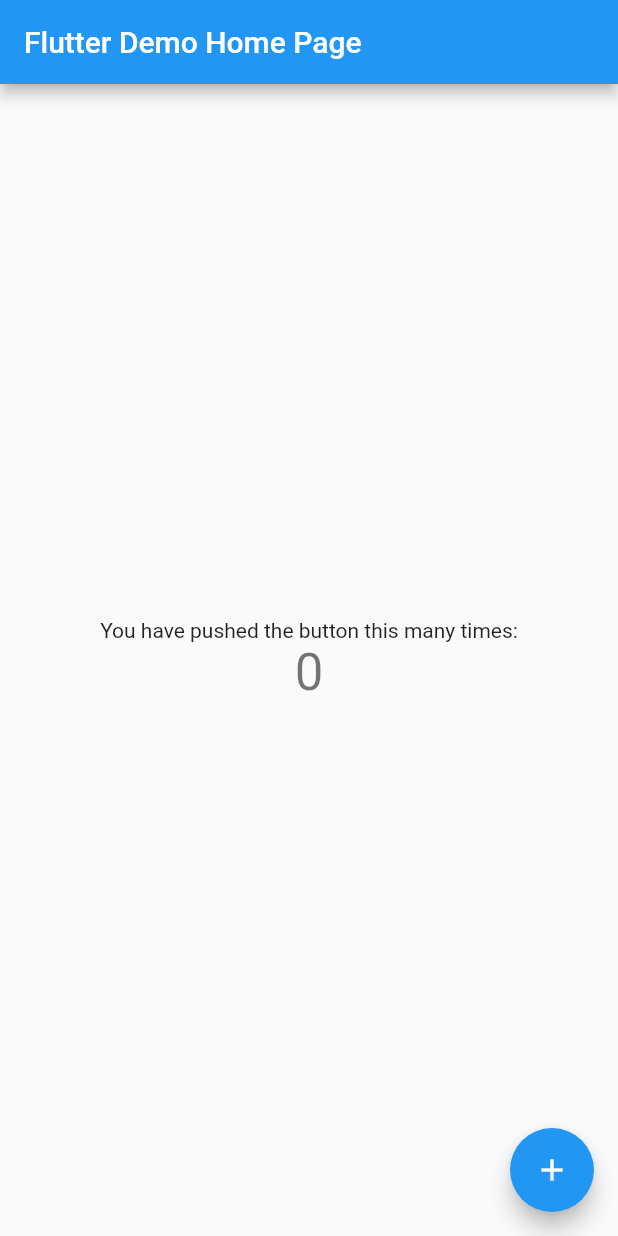
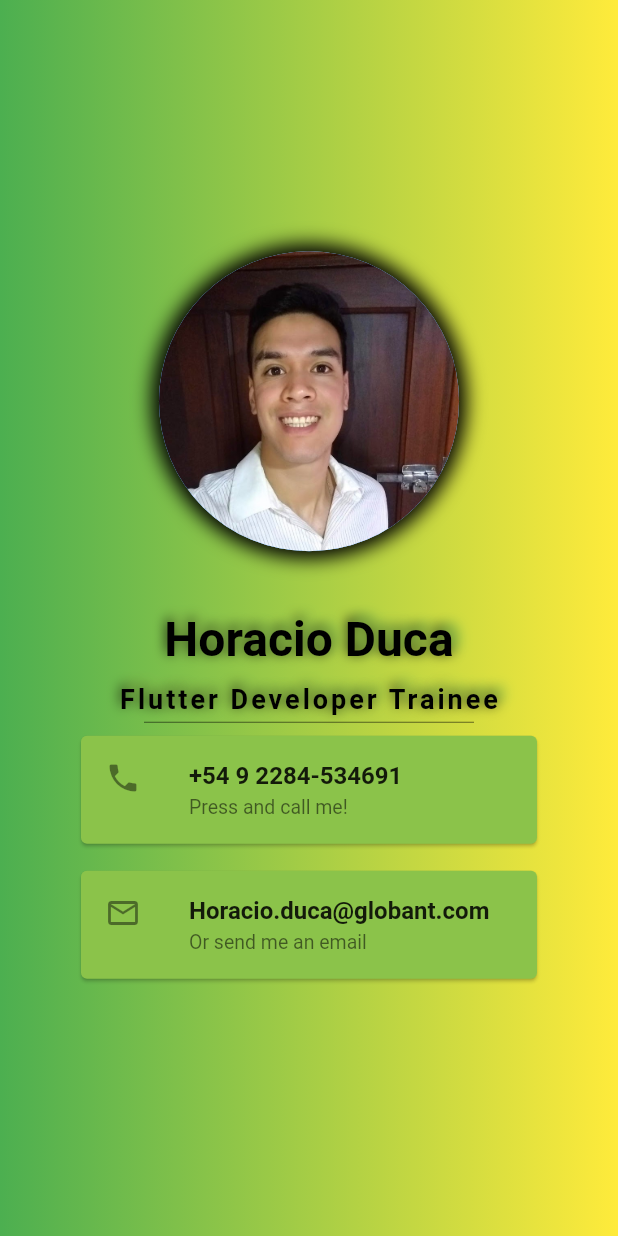
Before and after one commit to HoracioDuca/bussiness_card_app, a Flutter app: the screen it shows after launch, on a phone screen of 412 x 824 dp. Run offline on Flutter 3.47's test engine with Material 2 defaults, Android fonts, the phone set to English and light mode, and no system bars.

Commit message:
Uploading my Business Credential Card

```diff
--- a/lib/main.dart
+++ b/lib/main.dart
@@ -1,113 +1,185 @@
 import 'package:flutter/material.dart';
+import 'package:business_card/styles/dimensions.dart';
 
-void main() {
-  runApp(MyApp());
-}
+void main() => runApp(BusinessCardApp());
 
-class MyApp extends StatelessWidget {
-  // This widget is the root of your application.
+class BusinessCardApp extends StatelessWidget {
+  BusinessCardApp({
+    this.blurRadius = Dimension.blurRadius,
+    this.spreadRadius = Dimension.spreadRadius,
+    this.circleAvatarRadius = Dimension.circleAvatarRadius,
+    this.titleFontSize = Dimension.titleFontSize,
+    this.subtitleFontSize = Dimension.subtitleFontSize,
+    this.letterSpacing = Dimension.letterSpacing,
+    this.dividerHeight = Dimension.dividerHeight,
+    this.cardSubtitleFontSize = Dimension.cardSubtitleFontSize,
+  });
+
+  final double blurRadius;
+  final double spreadRadius;
+  final double circleAvatarRadius;
+  final double titleFontSize;
+  final double subtitleFontSize;
+  final double letterSpacing;
+  final double dividerHeight;
+  final double cardSubtitleFontSize;
+
   @override
   Widget build(BuildContext context) {
     return MaterialApp(
-      title: 'Flutter Demo',
-      theme: ThemeData(
-        // This is the theme of your application.
-        //
-        // Try running your application with "flutter run". You'll see the
-        // application has a blue toolbar. Then, without quitting the app, try
-        // changing the primarySwatch below to Colors.green and then invoke
-        // "hot reload" (press "r" in the console where you ran "flutter run",
-        // or simply save your changes to "hot reload" in a Flutter IDE).
-        // Notice that the counter didn't reset back to zero; the application
-        // is not restarted.
-        primarySwatch: Colors.blue,
+      debugShowCheckedModeBanner: false,
+      title: 'Business Card App',
+      home: Scaffold(
+        body: Container(
+          decoration: BoxDecoration(
+            gradient: LinearGradient(colors: [
+              Colors.green,
+              Colors.yellow,
+            ]),
           ),
-      home: MyHomePage(title: 'Flutter Demo Home Page'),
-    );
-  }
-}
-
-class MyHomePage extends StatefulWidget {
-  MyHomePage({Key key, this.title}) : super(key: key);
-
-  // This widget is the home page of your application. It is stateful, meaning
-  // that it has a State object (defined below) that contains fields that affect
-  // how it looks.
-
-  // This class is the configuration for the state. It holds the values (in this
-  // case the title) provided by the parent (in this case the App widget) and
-  // used by the build method of the State. Fields in a Widget subclass are
-  // always marked "final".
-
-  final String title;
-
-  @override
-  _MyHomePageState createState() => _MyHomePageState();
-}
-
-class _MyHomePageState extends State<MyHomePage> {
-  int _counter = 0;
-
-  void _incrementCounter() {
-    setState(() {
-      // This call to setState tells the Flutter framework that something has
-      // changed in this State, which causes it to rerun the build method below
-      // so that the display can reflect the updated values. If we changed
-      // _counter without calling setState(), then the build method would not be
-      // called again, and so nothing would appear to happen.
-      _counter++;
-    });
-  }
-
-  @override
-  Widget build(BuildContext context) {
-    // This method is rerun every time setState is called, for instance as done
-    // by the _incrementCounter method above.
-    //
-    // The Flutter framework has been optimized to make rerunning build methods
-    // fast, so that you can just rebuild anything that needs updating rather
-    // than having to individually change instances of widgets.
-    return Scaffold(
-      appBar: AppBar(
-        // Here we take the value from the MyHomePage object that was created by
-        // the App.build method, and use it to set our appbar title.
-        title: Text(widget.title),
+          child: SafeArea(
+            child: Padding(
+              padding: const EdgeInsets.only(
+                left: 50.0,
+                right: 50.0,
               ),
-      body: Center(
-        // Center is a layout widget. It takes a single child and positions it
-        // in the middle of the parent.
               child: Column(
-          // Column is also a layout widget. It takes a list of children and
-          // arranges them vertically. By default, it sizes itself to fit its
-          // children horizontally, and tries to be as tall as its parent.
-          //
-          // Invoke "debug painting" (press "p" in the console, choose the
-          // "Toggle Debug Paint" action from the Flutter Inspector in Android
-          // Studio, or the "Toggle Debug Paint" command in Visual Studio Code)
-          // to see the wireframe for each widget.
-          //
-          // Column has various properties to control how it sizes itself and
-          // how it positions its children. Here we use mainAxisAlignment to
-          // center the children vertically; the main axis here is the vertical
-          // axis because Columns are vertical (the cross axis would be
-          // horizontal).
                 mainAxisAlignment: MainAxisAlignment.center,
-          children: <Widget>[
-            Text(
-              'You have pushed the button this many times:',
+                children: [
+                  Container(
+                    decoration: BoxDecoration(
+                        color: Colors.white,
+                        shape: BoxShape.circle,
+                        boxShadow: [
+                          BoxShadow(
+                            blurRadius: blurRadius,
+                            color: Colors.black,
+                            spreadRadius: spreadRadius,
+                          ),
+                        ]),
+                    child: CircleAvatar(
+                      backgroundImage: AssetImage("assets/images/me.jpg"),
+                      radius: circleAvatarRadius,
+                    ),
+                  ),
+                  SizedBox(
+                    height: 40.0,
                   ),
                   Text(
-              '$_counter',
-              style: Theme.of(context).textTheme.headline4,
+                    'Horacio Duca',
+                    style: TextStyle(
+                      fontSize: titleFontSize,
+                      fontWeight: FontWeight.bold,
+                      color: Colors.black,
+                      shadows: [
+                        Shadow(
+                          blurRadius: blurRadius,
+                          color: Colors.black,
+                          offset: Offset(
+                            0.0,
+                            -2.0,
+                          ),
+                        ),
+                        Shadow(
+                          blurRadius: 10.0,
+                          color: Colors.lightGreen,
+                          offset: Offset(
+                            5.0,
+                            -5.0,
+                          ),
                         ),
                       ],
                     ),
                   ),
-      floatingActionButton: FloatingActionButton(
-        onPressed: _incrementCounter,
-        tooltip: 'Increment',
-        child: Icon(Icons.add),
-      ), // This trailing comma makes auto-formatting nicer for build methods.
+                  SizedBox(
+                    height: 10.0,
+                  ),
+                  Text(
+                    'Flutter Developer Trainee',
+                    style: TextStyle(
+                      fontSize: subtitleFontSize,
+                      letterSpacing: letterSpacing,
+                      fontWeight: FontWeight.bold,
+                      color: Colors.black,
+                      shadows: [
+                        Shadow(
+                          blurRadius: blurRadius,
+                          color: Colors.black,
+                          offset: Offset(
+                            0.0,
+                            -2.0,
+                          ),
+                        ),
+                        Shadow(
+                          blurRadius: blurRadius,
+                          color: Colors.lightGreen,
+                          offset: Offset(
+                            5.0,
+                            -5.0,
+                          ),
+                        ),
+                      ],
+                    ),
+                  ),
+                  SizedBox(
+                    width: 220.0,
+                    height: 10.0,
+                    child: Divider(
+                      height: dividerHeight,
+                      color: Colors.black54,
+                    ),
+                  ),
+                  Card(
+                    color: Colors.lightGreen,
+                    child: ListTile(
+                      leading: Icon(Icons.phone),
+                      title: Text(
+                        '+54 9 2284-534691',
+                        style: TextStyle(
+                          fontWeight: FontWeight.bold,
+                        ),
+                      ),
+                      subtitle: Text(
+                        'Press and call me!',
+                        style: TextStyle(
+                          fontSize: cardSubtitleFontSize,
+                        ),
+                      ),
+                      onTap: () => _onPressMakePhoneCall(),
+                    ),
+                  ),
+                  SizedBox(
+                    height: 10.0,
+                  ),
+                  Card(
+                    color: Colors.lightGreen,
+                    child: ListTile(
+                      leading: Icon(Icons.email_outlined),
+                      title: Text(
+                        'Horacio.duca@globant.com',
+                        style: TextStyle(
+                          fontWeight: FontWeight.bold,
+                        ),
+                      ),
+                      subtitle: Text(
+                        'Or send me an email',
+                        style: TextStyle(
+                          fontSize: cardSubtitleFontSize,
+                        ),
+                      ),
+                      onTap: () => _onPressSendEmail(),
+                    ),
+                  ),
+                ],
+              ),
+            ),
+          ),
+        ),
+      ),
     );
   }
+
+  _onPressSendEmail() {}
+
+  _onPressMakePhoneCall() {}
 }
--- /dev/null
+++ b/lib/styles/dimensions.dart
@@ -0,0 +1,10 @@
+abstract class Dimension{
+  static const double blurRadius = 10.0;
+  static const double spreadRadius = 5.0;
+  static const double circleAvatarRadius = 100.0;
+  static const double titleFontSize = 32.0;
+  static const double subtitleFontSize = 18.0;
+  static const double letterSpacing = 2.0;
+  static const double dividerHeight = 2.0;
+  static const double cardSubtitleFontSize = 13.0;
+}
--- a/pubspec.yaml
+++ b/pubspec.yaml
@@ -45,8 +45,8 @@ flutter:
   uses-material-design: true
 
   # To add assets to your application, add an assets section, like this:
-  # assets:
-  #   - images/a_dot_burr.jpeg
+  assets:
+    - assets/images/
   #   - images/a_dot_ham.jpeg
 
   # An image asset can refer to one or more resolution-specific "variants", see
```
Also changed, not shown: assets/images/me.jpg (added), 40 other files. Lines whose indentation alone changed are shown as unchanged.
